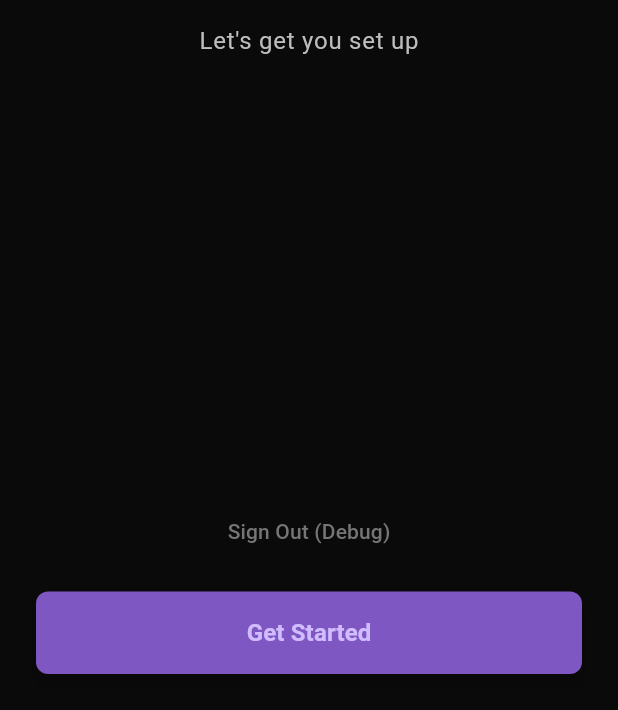
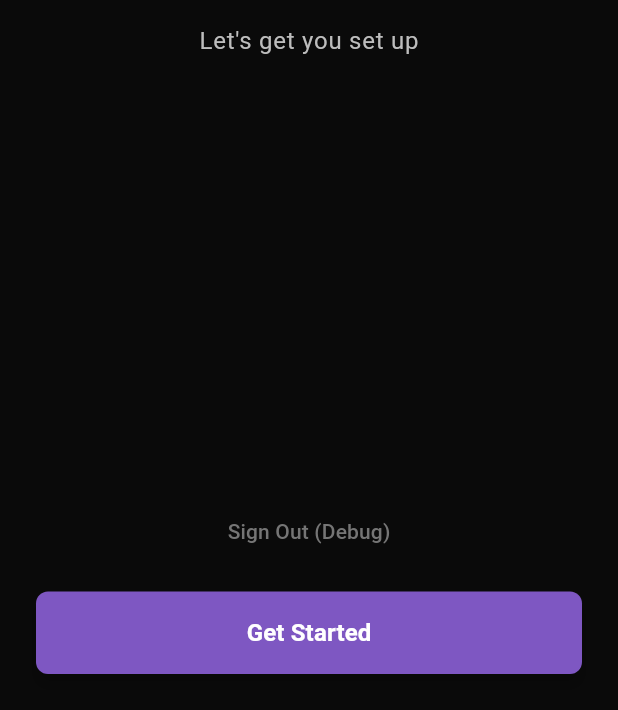
Before and after one commit to Cikle/Movely, a Flutter app: the screen it shows once a user with an empty profile is signed in, on a phone screen of 412 x 824 dp, the part 526-1236 px from its top. Run offline on Flutter 3.47's test engine with Material 3 defaults, Android fonts, the phone set to English and light mode, and no system bars; our stand-ins replace supabase_flutter; accounts and stored records are empty.

Commit message:
fix: Adjust loading indicators, button text color, and sizing

```diff
--- a/movely/lib/main.dart
+++ b/movely/lib/main.dart
@@ -38,7 +38,16 @@ class MainApp extends StatelessWidget {
                 future: _checkOnboardingStatus(),
                 builder: (context, snapshot) {
                   if (snapshot.connectionState == ConnectionState.waiting) {
-                    return const CircularProgressIndicator();
+                    return const Center(
+                      child: SizedBox(
+                        height: 24,
+                        width: 24,
+                        child: CircularProgressIndicator(
+                          strokeWidth: 2,
+                          valueColor: AlwaysStoppedAnimation<Color>(Colors.white),
+                        ),
+                      ),
+                    );
                   }
                   if (snapshot.hasData && snapshot.data == true) {
                     return HomeScreen(activityService: activityService);
--- a/movely/lib/theme.dart
+++ b/movely/lib/theme.dart
@@ -11,6 +11,7 @@ final movelyTheme = ThemeData.dark().copyWith(
   elevatedButtonTheme: ElevatedButtonThemeData(
     style: ElevatedButton.styleFrom(
       backgroundColor: Colors.deepPurple.shade400,
+      foregroundColor: Colors.white,
       padding: const EdgeInsets.symmetric(vertical: 16),
       minimumSize: const Size(double.infinity, 50),
       elevation: 4,
```
Also changed, not shown: movely/lib/screens/login_screen.dart (+8 -1 lines), movely/lib/screens/onboarding/discovery_screen.dart (+8 -1 lines), movely/lib/screens/register_screen.dart (+8 -1 lines).
